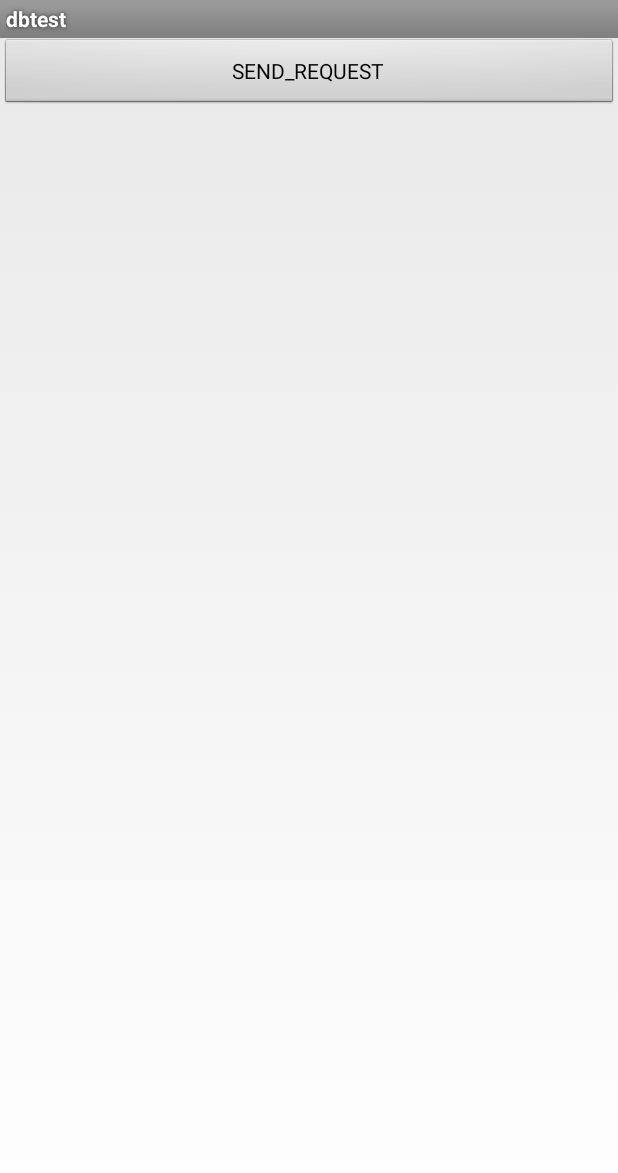
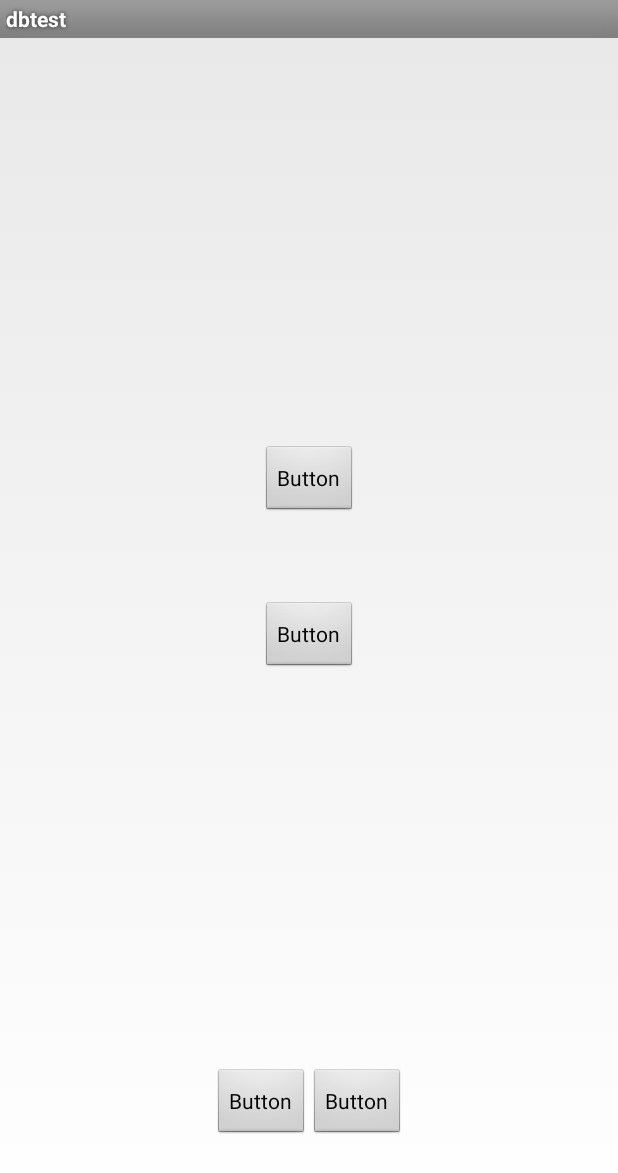
Before and after one commit to wangzhili0803/dbtest, an Android app: the screen it shows after launch (RetroActivity), on a phone screen of 412 x 824 dp. Shown: the top 1173 px of the screen. Run offline under Robolectric (Android 15) with nearby library versions, the phone set to English and light mode, and no system bars; libraries missing offline, so code that uses them is left out: com.tencent.tinker.

Commit message:
use hotFix

```diff
--- a/app/src/main/java/com/jerry/dbtest/SampleApplicationLike.java
+++ b/app/src/main/java/com/jerry/dbtest/SampleApplicationLike.java
@@ -30,7 +30,7 @@ public class SampleApplicationLike extends DefaultApplicationLike {
         super.onCreate();
         // 这里实现SDK初始化，appId替换成你的在Bugly平台申请的appId
         // 调试时，将第三个参数改为true
-        Bugly.init(getApplication(), "900029763", true);
+        Bugly.init(getApplication(), "202d1fda06", false);
     }
 
 
--- a/app/src/main/res/layout/activity_retro.xml
+++ b/app/src/main/res/layout/activity_retro.xml
@@ -1,14 +1,56 @@
 <?xml version="1.0" encoding="utf-8"?>
-<LinearLayout xmlns:android="http://schemas.android.com/apk/res/android"
+<android.support.constraint.ConstraintLayout xmlns:android="http://schemas.android.com/apk/res/android"
+    xmlns:app="http://schemas.android.com/apk/res-auto"
+    xmlns:tools="http://schemas.android.com/tools"
     android:layout_width="match_parent"
     android:layout_height="match_parent"
     android:orientation="vertical">
 
+    <Button
+        android:text="Button"
+        android:layout_width="wrap_content"
+        android:layout_height="wrap_content"
+        android:id="@+id/button2"
+        app:layout_constraintBottom_toBottomOf="parent"
+        android:layout_marginBottom="64dp"
+        app:layout_constraintRight_toLeftOf="@+id/guideline"
+        android:onClick="sendRequest"/>
 
     <Button
-        android:layout_width="match_parent"
+        android:text="Button"
+        android:layout_width="wrap_content"
         android:layout_height="wrap_content"
-        android:text="SEND_REQUEST"
-        android:onClick="sendRequest"/>
+        android:id="@+id/button3"
+        app:layout_constraintLeft_toLeftOf="@+id/guideline"
+        app:layout_constraintBottom_toBottomOf="@+id/button2" />
 
-</LinearLayout>
+    <android.support.constraint.Guideline
+        android:layout_width="0dp"
+        android:layout_height="492dp"
+        android:id="@+id/guideline"
+        android:orientation="vertical"
+        tools:layout_editor_absoluteY="0dp"
+        tools:layout_editor_absoluteX="180dp"
+        app:layout_constraintGuide_percent="0.5" />
+
+    <Button
+        android:text="Button"
+        android:layout_width="wrap_content"
+        android:layout_height="wrap_content"
+        android:id="@+id/button6"
+        app:layout_constraintBottom_toBottomOf="parent"
+        app:layout_constraintRight_toRightOf="parent"
+        app:layout_constraintLeft_toLeftOf="parent"
+        app:layout_constraintTop_toTopOf="parent" />
+
+    <Button
+        android:text="Button"
+        android:layout_width="wrap_content"
+        android:layout_height="wrap_content"
+        android:id="@+id/button7"
+        app:layout_constraintBottom_toTopOf="@+id/button6"
+        app:layout_constraintRight_toRightOf="parent"
+        android:layout_marginBottom="56dp"
+        app:layout_constraintLeft_toLeftOf="parent" />
+
+</android.support.constraint.ConstraintLayout>
--- a/app/tinker-support.gradle
+++ b/app/tinker-support.gradle
@@ -5,7 +5,7 @@ def bakPath = file("${buildDir}/bakApk/")
 /**
  * 此处填写每次构建生成的基准包目录
  */
-def baseApkDir = "app-0412-16-54-05"
+def baseApkDir = "app-0417-10-54-07"
 
 /**
  * 对于插件各参数的详细解析请参考
--- a/build.gradle
+++ b/build.gradle
@@ -2,6 +2,7 @@
 
 buildscript {
     repositories {
+        mavenLocal()
         jcenter()
         // error-prone相关配置
         maven {
@@ -17,6 +18,7 @@ buildscript {
         // in the individual module build.gradle files
         // error-prone相关配置
         classpath "net.ltgt.gradle:gradle-errorprone-plugin:0.0.9"
+        classpath 'me.tatarka:gradle-retrolambda:3.6.0'
     }
 }
 
@@ -38,5 +40,4 @@ allprojects {
             options.compilerArgs += ['-Xep:FallThrough:WARN']
         }
     }
-
 }
```
Also changed, not shown: app/build.gradle (+49 -51 lines), app/src/main/res/xml/config.xml (added, +59 -0 lines), 1 other file.
